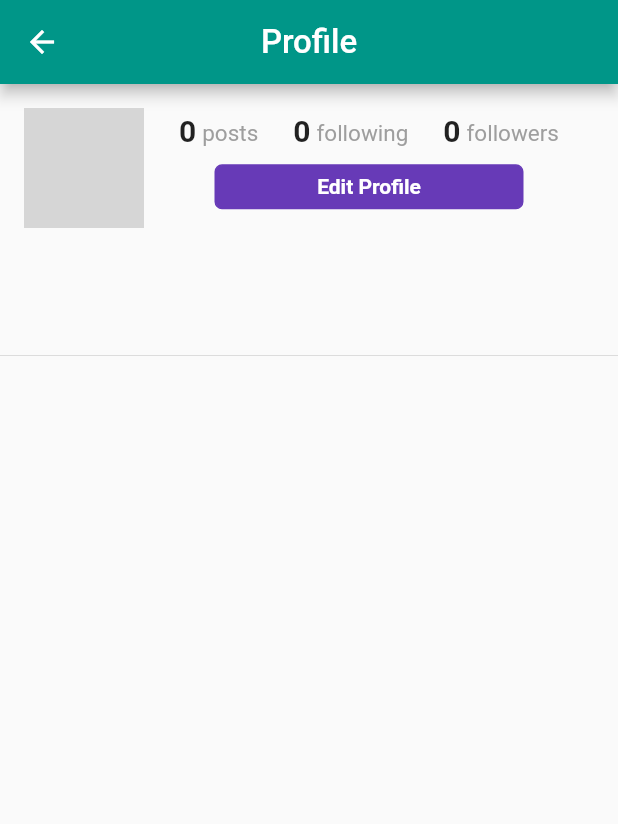
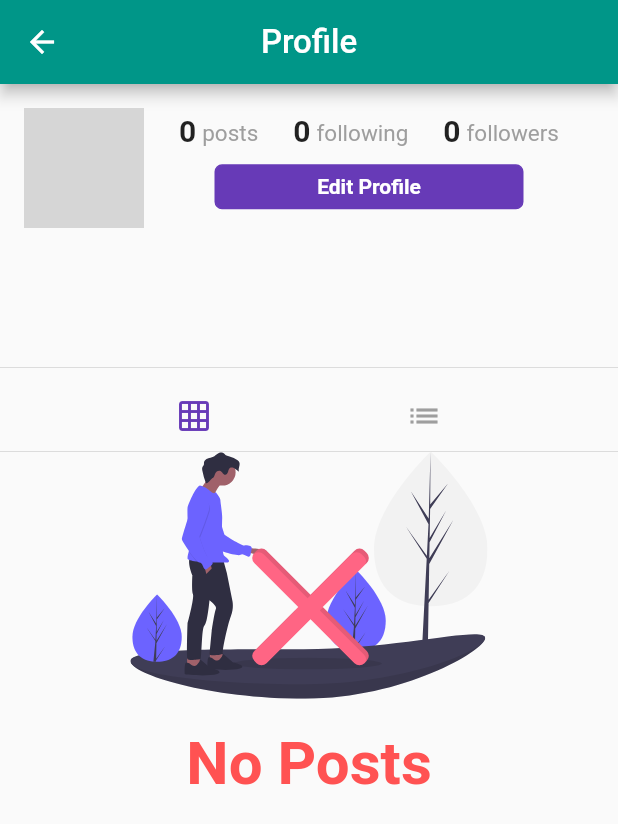
Before and after one commit to Bikxs/flutter-share, a Flutter app: the Profile screen opened directly, on a phone screen of 412 x 824 dp. Shown: the top 824 px of the screen. Run offline on Flutter 3.47's test engine with Material 2 defaults, Android fonts, the phone set to English and light mode, and no system bars; our stand-ins replace cached_network_image, cloud_firestore, firebase_storage, flutter_svg, geolocator, google_sign_in and 1 more; accounts and stored records are empty; network calls fail; grey boxes are pictures that could not be loaded.

Commit message:
profile page

```diff
--- a/lib/pages/profile.dart
+++ b/lib/pages/profile.dart
@@ -1,12 +1,14 @@
 import 'package:cached_network_image/cached_network_image.dart';
 import 'package:cloud_firestore/cloud_firestore.dart';
 import 'package:flutter/material.dart';
+import 'package:flutter_svg/svg.dart';
 import 'package:fluttershare/models/user.dart';
 import 'package:fluttershare/pages/edit_profile.dart';
 import 'package:fluttershare/pages/home.dart';
 import 'package:fluttershare/widgets/error.dart';
 import 'package:fluttershare/widgets/header.dart';
 import 'package:fluttershare/widgets/post.dart';
+import 'package:fluttershare/widgets/post_tile.dart';
 import 'package:fluttershare/widgets/progress.dart';
 
 class Profile extends StatefulWidget {
@@ -23,6 +25,7 @@ class _ProfileState extends State<Profile> {
   bool _isLoading = false;
   int postCount = 0;
   List<Post> posts = [];
+  String postOrientation = 'grid';
 
   @override
   void initState() {
@@ -54,6 +57,8 @@ class _ProfileState extends State<Profile> {
       body: ListView(
         children: [
           buildProfileHeader(),
+          Divider(),
+          buildTogglePostOrientation(),
           Divider(
             height: 0.0,
           ),
@@ -221,11 +226,70 @@ class _ProfileState extends State<Profile> {
   Widget buildProfilePosts() {
     if (_isLoading) {
       return circularProgress();
+    } else if (posts.isEmpty) {
+      return Center(
+        child: Container(
+          child: Column(
+            mainAxisAlignment: MainAxisAlignment.center,
+            children: [
+              SvgPicture.asset(
+                'assets/images/no_content.svg',
+                height: MediaQuery.of(context).size.height * .2,
+              ),
+              Padding(
+                padding: EdgeInsets.only(top: 20.0),
+                child: Text(
+                  'No Posts',
+                  style: TextStyle(
+                      color: Colors.redAccent,
+                      fontSize: 40.0,
+                      fontWeight: FontWeight.bold),
+                ),
+              )
+            ],
+          ),
+        ),
+      );
+    } else if (postOrientation == 'grid') {
+      List<GridTile> gridTiles =
+          posts.map((post) => GridTile(child: PostTile(post: post))).toList();
+      return GridView.count(
+        crossAxisCount: 3,
+        childAspectRatio: 1.0,
+        mainAxisSpacing: 1.5,
+        crossAxisSpacing: 1.5,
+        shrinkWrap: true,
+        physics: NeverScrollableScrollPhysics(),
+        children: gridTiles,
+      );
+    } else {
+      return Column(
+        children: posts,
+      );
     }
-//    print('posts: ${posts.length}');
+  }
 
-    return Column(
-      children: posts,
+  void setPostOrientations(String orientation) {
+    setState(() {
+      this.postOrientation = orientation;
+    });
+  }
+
+  Widget buildTogglePostOrientation() {
+    final primaryColor = Theme.of(context).primaryColor;
+    return Row(
+      mainAxisAlignment: MainAxisAlignment.spaceEvenly,
+      children: [
+        IconButton(
+            onPressed: () => setPostOrientations('grid'),
+            icon: Icon(Icons.grid_on,
+                color: postOrientation == 'grid' ? primaryColor : Colors.grey)),
+        IconButton(
+          onPressed: () => setPostOrientations('list'),
+          icon: Icon(Icons.list,
+              color: postOrientation == 'list' ? primaryColor : Colors.grey),
+        ),
+      ],
     );
   }
 }
--- a/lib/widgets/post.dart
+++ b/lib/widgets/post.dart
@@ -3,6 +3,7 @@ import 'package:cloud_firestore/cloud_firestore.dart';
 import 'package:flutter/material.dart';
 import 'package:fluttershare/models/user.dart';
 import 'package:fluttershare/pages/home.dart';
+import 'package:fluttershare/widgets/custom_image.dart';
 import 'package:fluttershare/widgets/error.dart';
 import 'package:fluttershare/widgets/progress.dart';
 
@@ -137,7 +138,7 @@ class _PostState extends State<Post> {
       child: Stack(
         alignment: Alignment.center,
         children: [
-          Image.network(mediaUrl),
+          cachedNetworkImage(mediaUrl),
         ],
       ),
     );
--- a/pubspec.yaml
+++ b/pubspec.yaml
@@ -10,16 +10,17 @@ dependencies:
   flutter:
     sdk: flutter
   cloud_firestore: ^0.13.7
+  firebase_core: ^0.4.3
   image_picker: ^0.6.7+4
   firebase_storage: ^3.1.6
   firebase_auth: ^0.16.1
+  firebase_messaging: ^6.0.16
   google_sign_in: ^4.5.1
   geolocator: 5.0.1
   uuid: ^2.2.0
   image: ^2.1.14
   animator: 0.1.4
   path_provider: ^1.6.11
-  firebase_messaging: ^6.0.16
   timeago: 2.0.17
   cached_network_image:
   flutter_svg: ^0.18.0
```
Also changed, not shown: lib/widgets/custom_image.dart (+10 -1 lines), lib/widgets/post_tile.dart (+10 -1 lines).
